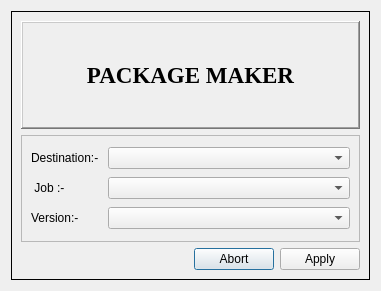
Above: package_maker/src/resource/resource_main.ui from DaseinPipe/package_maker before the change. Below: the same form after it.
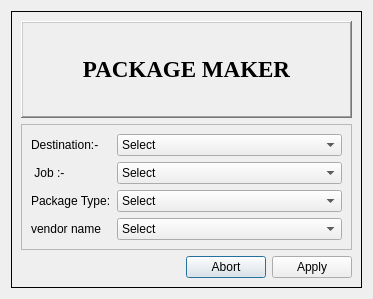
That is the form after the change. The open tabs and pages were chosen to show the change.

What changed in the file:
```diff
--- a/package_maker/src/resource/resource_main.ui
+++ b/package_maker/src/resource/resource_main.ui
@@ -6,8 +6,8 @@
    <rect>
     <x>0</x>
     <y>0</y>
-    <width>381</width>
-    <height>291</height>
+    <width>373</width>
+    <height>299</height>
    </rect>
   </property>
   <property name="windowTitle">
@@ -89,7 +89,7 @@
             <enum>QFrame::Raised</enum>
            </property>
            <layout class="QGridLayout" name="gridLayout">
-            <item row="2" column="0">
+            <item row="0" column="0">
              <widget class="QLabel" name="label_2">
               <property name="font">
                <font>
@@ -101,20 +101,16 @@
               </property>
              </widget>
             </item>
-            <item row="2" column="2">
-             <widget class="QComboBox" name="destination_comboBox"/>
-            </item>
-            <item row="4" column="0">
-             <widget class="QLabel" name="pkg_version_label">
-              <property name="text">
-               <string>Version:-</string>
-              </property>
+            <item row="0" column="1">
+             <widget class="QComboBox" name="destination_comboBox">
+              <item>
+               <property name="text">
+                <string>Select</string>
+               </property>
+              </item>
              </widget>
             </item>
-            <item row="4" column="2">
-             <widget class="QComboBox" name="pkg_version_comboBox"/>
-            </item>
-            <item row="3" column="0">
+            <item row="1" column="0">
              <widget class="QLabel" name="label_3">
               <property name="font">
                <font>
@@ -126,7 +122,7 @@
               </property>
              </widget>
             </item>
-            <item row="3" column="2">
+            <item row="1" column="1">
              <widget class="QComboBox" name="job_comboBox">
               <property name="sizePolicy">
                <sizepolicy hsizetype="MinimumExpanding" vsizetype="Fixed">
@@ -134,6 +130,68 @@
                 <verstretch>0</verstretch>
                </sizepolicy>
               </property>
+              <item>
+               <property name="text">
+                <string>Select</string>
+               </property>
+              </item>
+             </widget>
+            </item>
+            <item row="2" column="0">
+             <widget class="QLabel" name="pkg_type_label">
+              <property name="font">
+               <font>
+                <pointsize>9</pointsize>
+               </font>
+              </property>
+              <property name="text">
+               <string>Package Type:</string>
+              </property>
+             </widget>
+            </item>
+            <item row="2" column="1">
+             <widget class="QComboBox" name="pkg_type_comboBox">
+              <item>
+               <property name="text">
+                <string>Select</string>
+               </property>
+              </item>
+              <item>
+               <property name="text">
+                <string>client</string>
+               </property>
+              </item>
+              <item>
+               <property name="text">
+                <string>vendor</string>
+               </property>
+              </item>
+              <item>
+               <property name="text">
+                <string>local</string>
+               </property>
+              </item>
+             </widget>
+            </item>
+            <item row="3" column="0">
+             <widget class="QLabel" name="vendor_name_label">
+              <property name="font">
+               <font>
+                <pointsize>9</pointsize>
+               </font>
+              </property>
+              <property name="text">
+               <string>vendor name</string>
+              </property>
+             </widget>
+            </item>
+            <item row="3" column="1">
+             <widget class="QComboBox" name="vendor_name_comboBox">
+              <item>
+               <property name="text">
+                <string>Select</string>
+               </property>
+              </item>
              </widget>
             </item>
            </layout>
```
Left out of the diff: 4 changed lines with no effect on the pictures.
